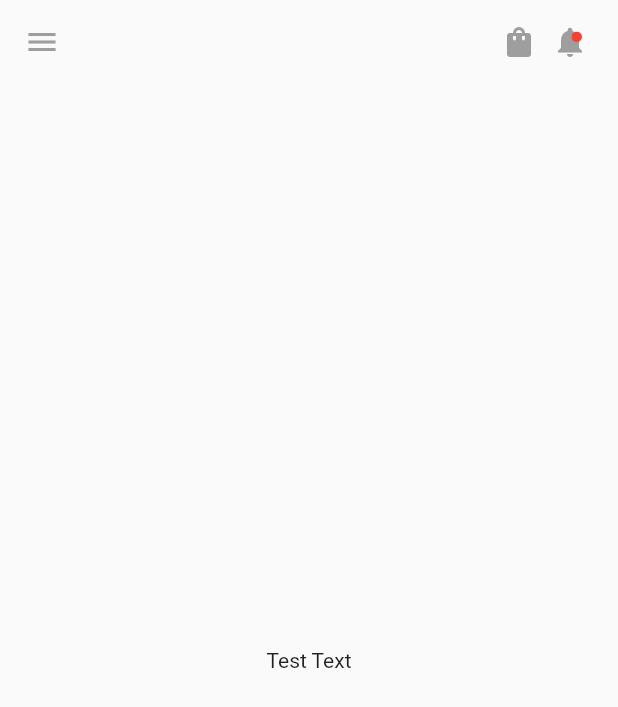
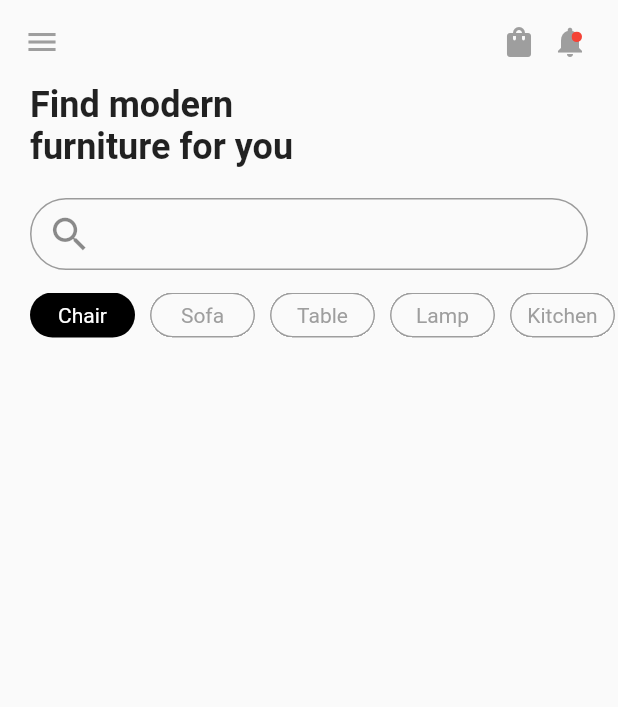
Before and after one commit to farhan-syah/flutter-training-27-nov, a Flutter app: the HomeScreen screen opened directly, on a phone screen of 412 x 824 dp. Shown: the top 707 px of the screen. Run offline on Flutter 3.47's test engine with Material 2 defaults, Android fonts, the phone set to English and light mode, and no system bars.

Commit message:
Add stateful widget of label containers

```diff
--- a/lib/screens/home.screen.dart
+++ b/lib/screens/home.screen.dart
@@ -1,7 +1,12 @@
 import 'package:flutter/material.dart';
 
-class HomeScreen extends StatelessWidget {
-  const HomeScreen({Key? key}) : super(key: key);
+class HomeScreen extends StatefulWidget {
+  @override
+  State<HomeScreen> createState() => _HomeScreenState();
+}
+
+class _HomeScreenState extends State<HomeScreen> {
+  int currentCategoryIndex = 0;
 
   @override
   Widget build(BuildContext context) {
@@ -37,9 +42,101 @@ class HomeScreen extends StatelessWidget {
           )
         ],
       ),
-      body: Center(
-        child: Text('Test Text'),
+      body: Column(
+        crossAxisAlignment: CrossAxisAlignment.start,
+        children: [
+          Padding(
+            padding: EdgeInsets.only(left: 20, bottom: 20),
+            child: Text(
+              'Find modern\nfurniture for you',
+              style: TextStyle(fontWeight: FontWeight.w700, fontSize: 24),
+            ),
+          ),
+          Padding(
+            padding: EdgeInsets.only(left: 20, right: 20, bottom: 15),
+            child: TextField(
+              decoration: InputDecoration(
+                border: OutlineInputBorder(
+                  borderRadius: BorderRadius.circular(30),
+                ),
+                contentPadding: EdgeInsets.all(0),
+                prefixIcon: Padding(
+                  padding: EdgeInsets.only(left: 5),
+                  child: Icon(
+                    Icons.search,
+                    size: 30,
+                  ),
+                ),
+              ),
+            ),
+          ),
+          SingleChildScrollView(
+            padding: EdgeInsets.only(left: 20, right: 10),
+            scrollDirection: Axis.horizontal,
+            child: Row(
+              children: List.generate(
+                categories.length,
+                (index) => Label(
+                  label: categories[index],
+                  active: currentCategoryIndex == index,
+                  onTap: () {
+                    currentCategoryIndex = index;
+                    setState(() {});
+                  },
+                ),
+              ),
+            ),
+          ),
+        ],
       ),
     );
   }
 }
+
+class Label extends StatelessWidget {
+  final String label;
+  final bool active;
+  final Function onTap;
+  Label({required this.label, required this.active, required this.onTap});
+
+  @override
+  Widget build(BuildContext context) {
+    return Padding(
+      padding: EdgeInsets.only(right: 10),
+      child: Material(
+        borderRadius: BorderRadius.circular(30),
+        clipBehavior: Clip.hardEdge,
+        color: active ? Colors.black : Colors.grey.shade50,
+        child: InkWell(
+          child: Container(
+            width: 70,
+            height: 30,
+            decoration: BoxDecoration(
+              borderRadius: BorderRadius.circular(30),
+              border:
+                  Border.all(color: active ? Colors.transparent : Colors.grey),
+            ),
+            child: Center(
+              child: Text(
+                label,
+                style: TextStyle(color: active ? Colors.white : Colors.grey),
+              ),
+            ),
+          ),
+          onTap: () {
+            onTap();
+          },
+        ),
+      ),
+    );
+  }
+}
+
+List<String> categories = [
+  'Chair',
+  'Sofa',
+  'Table',
+  'Lamp',
+  'Kitchen',
+  'Office'
+];
```
